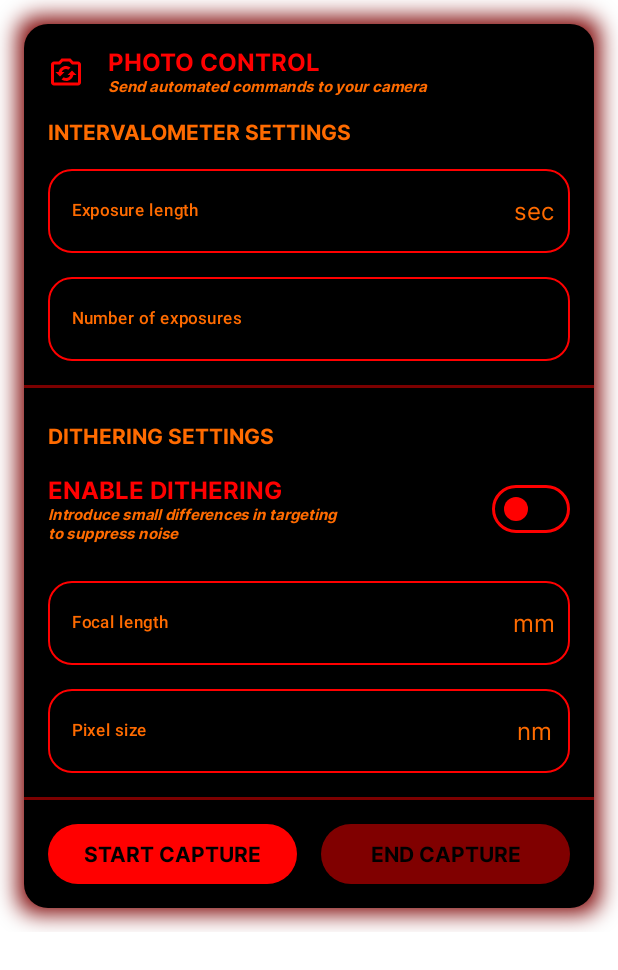
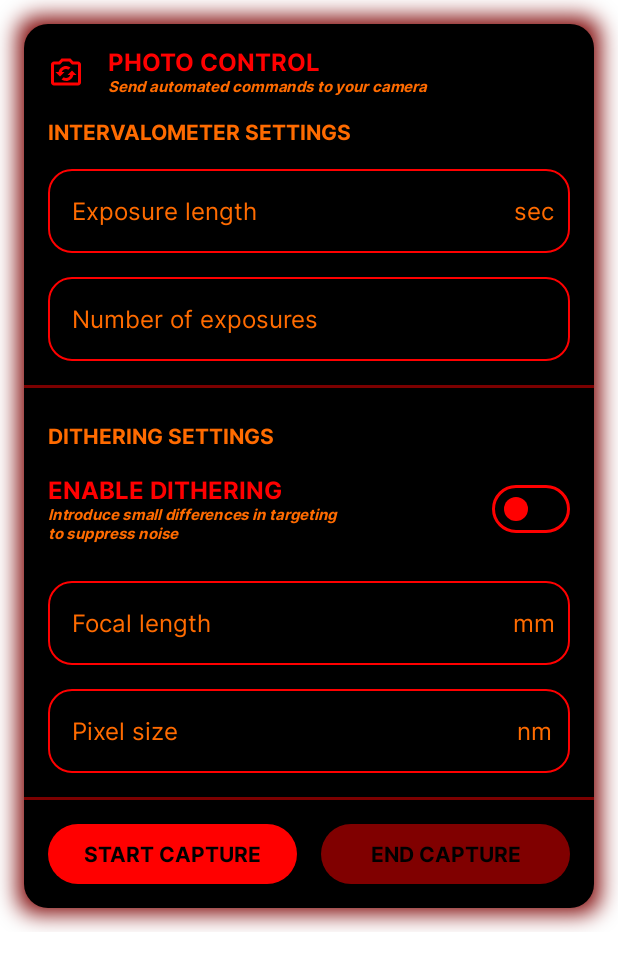
Before and after one commit to OndraGejdos/OG-star-tracker-App, an Android app built with Jetpack Compose: the @Preview function PhotoControlCardPreview, on a phone screen of 412 x 824 dp. Shown: the top 970 px of the screen. Run offline under Robolectric (Android 15) with nearby library versions, the phone set to English and light mode, and no system bars; our stand-ins replace accompanist.

Commit message:
finish ui

```diff
--- /dev/null
+++ b/app/src/main/java/og/ogstartracker/Config.kt
@@ -0,0 +1,6 @@
+package og.ogstartracker
+
+object Config {
+	const val SLEW_MIN_VALUE = 0
+	const val SLEW_MAX_VALUE = 5
+}
--- a/app/src/main/java/og/ogstartracker/ui/components/SiderealCard.kt
+++ b/app/src/main/java/og/ogstartracker/ui/components/SiderealCard.kt
@@ -80,7 +80,8 @@ fun SiderealCard(
 			CustomSwitch(
 				checked = active,
 				onCheckChange = onCheckChanged,
-				modifier = Modifier.padding(end = DimensNormal100)
+				modifier = Modifier.padding(end = DimensNormal100),
+				enabled = true
 			)
 		}
 	}
--- a/app/src/main/java/og/ogstartracker/ui/components/Switch.kt
+++ b/app/src/main/java/og/ogstartracker/ui/components/Switch.kt
@@ -16,10 +16,12 @@ import og.ogstartracker.ui.theme.DimensSmall50
 @Composable
 fun CustomSwitch(
 	checked: Boolean,
+	enabled: Boolean,
 	onCheckChange: (Boolean) -> Unit,
 	modifier: Modifier = Modifier,
 ) {
 	Switch(
+		enabled = enabled,
 		modifier = modifier,
 		checked = checked,
 		onCheckedChange = onCheckChange,
@@ -31,6 +33,11 @@ fun CustomSwitch(
 			uncheckedTrackColor = AppTheme.colorScheme.background,
 			uncheckedBorderColor = AppTheme.colorScheme.primary,
 			uncheckedThumbColor = AppTheme.colorScheme.primary,
+			disabledUncheckedBorderColor = AppTheme.colorScheme.primary.copy(alpha = 0.5f),
+			disabledCheckedThumbColor = AppTheme.colorScheme.background,
+			disabledCheckedTrackColor = AppTheme.colorScheme.primary.copy(alpha = 0.5f),
+			disabledCheckedIconColor = AppTheme.colorScheme.primary.copy(alpha = 0.5f),
+			disabledUncheckedThumbColor = AppTheme.colorScheme.primary.copy(alpha = 0.5f)
 		),
 		thumbContent = if (checked) {
 			{
@@ -51,8 +58,11 @@ fun CustomSwitch(
 fun BananaSwitchPreview() {
 	AppTheme {
 		Column {
-			CustomSwitch(checked = false, {})
-			CustomSwitch(checked = true, {})
+			CustomSwitch(checked = false, enabled = true, {})
+			CustomSwitch(checked = true, enabled = true, {})
+
+			CustomSwitch(checked = false, enabled = false, {})
+			CustomSwitch(checked = true, enabled = false, {})
 		}
 	}
 }
--- a/app/src/main/java/og/ogstartracker/ui/components/common/ActionInput.kt
+++ b/app/src/main/java/og/ogstartracker/ui/components/common/ActionInput.kt
@@ -3,7 +3,6 @@ package og.ogstartracker.ui.components.common
 import androidx.compose.foundation.interaction.MutableInteractionSource
 import androidx.compose.foundation.layout.defaultMinSize
 import androidx.compose.foundation.layout.fillMaxWidth
-import androidx.compose.foundation.layout.wrapContentWidth
 import androidx.compose.foundation.text.KeyboardActions
 import androidx.compose.foundation.text.KeyboardOptions
 import androidx.compose.material3.MaterialTheme
@@ -26,6 +25,9 @@ import androidx.compose.ui.unit.dp
 import og.ogstartracker.ui.components.TextFieldState
 import og.ogstartracker.ui.theme.AppTheme
 import og.ogstartracker.ui.theme.ShapeNormal
+import og.ogstartracker.ui.theme.textStyle12Bold
+import og.ogstartracker.ui.theme.textStyle16Bold
+import og.ogstartracker.ui.theme.textStyle16Regular
 
 @Composable
 fun ActionInput(
@@ -37,9 +39,9 @@ fun ActionInput(
 	singleLine: Boolean = true,
 	readOnly: Boolean = false,
 	enabled: Boolean = true,
-	labelTextStyle: TextStyle = MaterialTheme.typography.labelSmall,
-	placeholderTextStyle: TextStyle = MaterialTheme.typography.bodyMedium,
-	textStyle: TextStyle = MaterialTheme.typography.bodyMedium,
+	labelTextStyle: TextStyle = textStyle16Regular,
+	placeholderTextStyle: TextStyle = textStyle16Regular,
+	textStyle: TextStyle = textStyle16Regular,
 	leadingIcon: @Composable (() -> Unit)? = null,
 	trailingIcon: @Composable (() -> Unit)? = null,
 	keyboardType: KeyboardType = KeyboardType.Text,
@@ -69,7 +71,10 @@ fun ActionInput(
 			unfocusedTextColor = AppTheme.colorScheme.secondary,
 			focusedLabelColor = AppTheme.colorScheme.secondary,
 			focusedPlaceholderColor = AppTheme.colorScheme.secondary,
-			unfocusedLabelColor = AppTheme.colorScheme.secondary
+			unfocusedLabelColor = AppTheme.colorScheme.secondary,
+			disabledBorderColor = AppTheme.colorScheme.primary.copy(alpha = 0.5f),
+			disabledTextColor = AppTheme.colorScheme.secondary.copy(alpha = 0.5f),
+			disabledLabelColor = AppTheme.colorScheme.secondary.copy(alpha = 0.5f)
 		),
 		visualTransformation = visualTransformation,
 		singleLine = singleLine,
```
Also changed, not shown: app/src/main/java/og/ogstartracker/ui/components/PhotoControlCard.kt (+65 -3 lines), app/src/main/java/og/ogstartracker/ui/screens/DashboardScreen.kt (+10 -1 lines), app/src/main/java/og/ogstartracker/ui/screens/DashboardViewModel.kt (+12 -2 lines).
